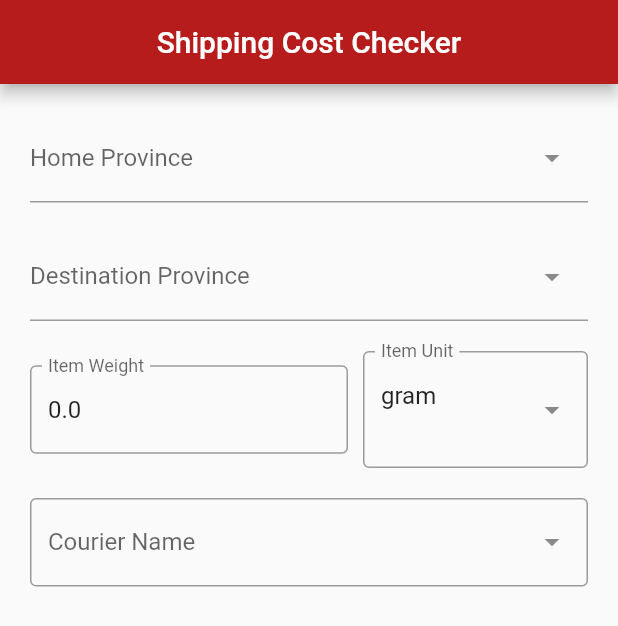
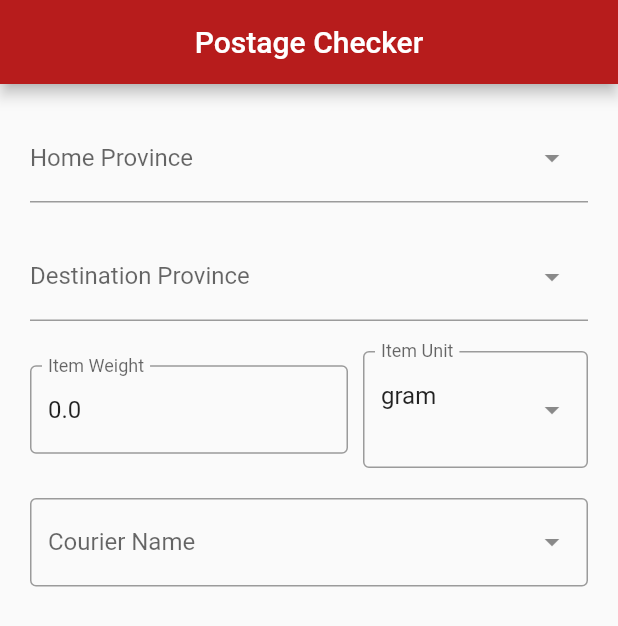
Before and after one commit to superosystem/cekongkir, a Flutter app: the screen it shows after launch, on a phone screen of 412 x 824 dp. Shown: the top 626 px of the screen. Run offline on Flutter 3.47's test engine with Material 2 defaults, Android fonts, the phone set to English and light mode, and no system bars; drawn by our look-alikes of dropdown_search; our stand-ins replace flutter_dotenv, get.

Commit message:
stagging version 1.0.0

```diff
--- a/lib/app/modules/home/views/home_view.dart
+++ b/lib/app/modules/home/views/home_view.dart
@@ -2,10 +2,10 @@ import 'package:dropdown_search/dropdown_search.dart';
 import 'package:flutter/material.dart';
 
 import 'package:get/get.dart';
-import 'package:postage_checker/app/modules/home/controllers/home_controller.dart';
-import 'package:postage_checker/app/widgets/city_widget.dart';
-import 'package:postage_checker/app/widgets/item_weight_widget.dart';
-import 'package:postage_checker/app/widgets/province_widget.dart';
+import '../controllers/home_controller.dart';
+import '../../../widgets/city_widget.dart';
+import '../../../widgets/item_weight_widget.dart';
+import '../../../widgets/province_widget.dart';
 
 class HomeView extends GetView<HomeController> {
   const HomeView({super.key});
@@ -14,7 +14,7 @@ class HomeView extends GetView<HomeController> {
   Widget build(BuildContext context) {
     return Scaffold(
       appBar: AppBar(
-        title: const Text('Shipping Cost Checker'),
+        title: const Text('Postage Checker'),
         centerTitle: true,
         backgroundColor: Colors.red[900],
       ),
@@ -79,7 +79,7 @@ class HomeView extends GetView<HomeController> {
               style: ElevatedButton.styleFrom(
                 padding: const EdgeInsets.symmetric(vertical: 20), backgroundColor: Colors.red[900],
               ),
-              child: const Text("CHECK SHIPPING COST"),
+              child: const Text("CHECK POSTAGE COST"),
             ),
             ),
           ],
--- a/lib/app/widgets/city_widget.dart
+++ b/lib/app/widgets/city_widget.dart
@@ -2,11 +2,11 @@ import 'dart:convert';
 
 import 'package:flutter/foundation.dart';
 import 'package:flutter/material.dart';
-import 'package:flutter_dotenv/flutter_dotenv.dart';
 
 import 'package:get/get.dart';
 import 'package:dropdown_search/dropdown_search.dart';
 import 'package:http/http.dart' as http;
+import '../../environment.dart';
 import '../data/model/city_model.dart';
 import '../modules/home/controllers/home_controller.dart';
 
@@ -42,7 +42,7 @@ class CityWidget extends GetView<HomeController> {
             final response = await http.get(
               url,
               headers: {
-                "key": dotenv.get('BACKEND_API_KEY'),
+                "key": Environment.backendApi,
               },
             );
             var data = json.decode(response.body) as Map<String, dynamic>;
--- a/lib/app/widgets/province_widget.dart
+++ b/lib/app/widgets/province_widget.dart
@@ -2,11 +2,11 @@ import 'dart:convert';
 
 import 'package:flutter/foundation.dart';
 import 'package:flutter/material.dart';
-import 'package:flutter_dotenv/flutter_dotenv.dart';
 
 import 'package:get/get.dart';
 import 'package:http/http.dart' as http;
 import 'package:dropdown_search/dropdown_search.dart';
+import '../../environment.dart';
 import '../data/model/province_model.dart';
 import '../modules/home/controllers/home_controller.dart';
 
@@ -37,7 +37,7 @@ class ProvinceWidget extends GetView<HomeController> {
             final response = await http.get(
               url,
               headers: {
-                "key": dotenv.get('BACKEND_API_KEY'),
+                "key": Environment.backendApi,
               },
             );
             var data = json.decode(response.body) as Map<String, dynamic>;
--- /dev/null
+++ b/lib/environment.dart
@@ -0,0 +1,7 @@
+import 'package:flutter/foundation.dart';
+import 'package:flutter_dotenv/flutter_dotenv.dart';
+
+class Environment {
+  static String get fileName => kReleaseMode ? ".env.production" : ".env.development";
+  static String get backendApi => dotenv.env['BACKEND_API_KEY'] ?? 'BACKEND_API_KEY';
+}
--- a/pubspec.yaml
+++ b/pubspec.yaml
@@ -22,9 +22,9 @@ dev_dependencies:
 
 flutter:
   uses-material-design: true
-
-assets:
-  - .env
+  assets:
+    - .env.development
+    - .env.production
 
 flutter_icons:
   android: "launcher_icon"
```
Also changed, not shown: lib/app/modules/home/controllers/home_controller.dart (+5 -11 lines), lib/main.dart (+4 -4 lines), 2 other files.
